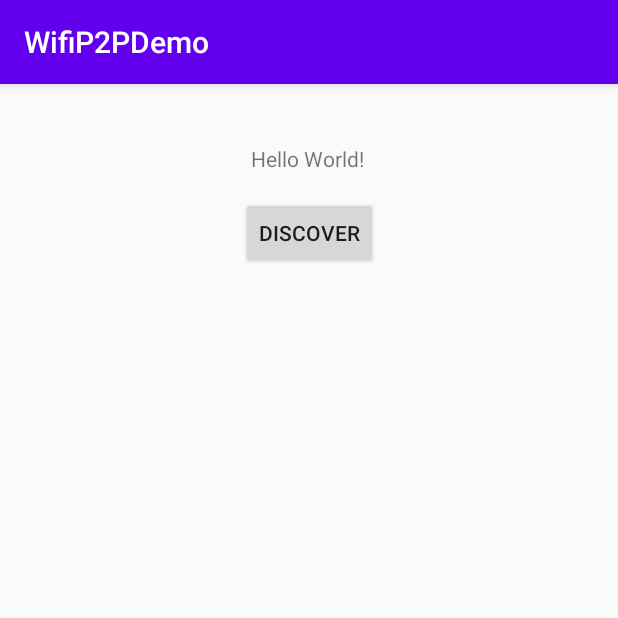
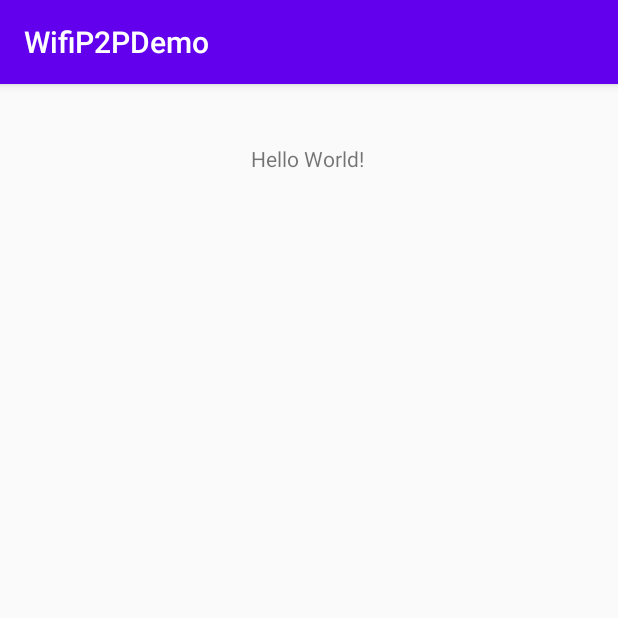
Before and after one commit to yemreak/WiFiP2PDemo, an Android app: the screen it shows after launch (WifiP2pActivity), on a phone screen of 412 x 824 dp, the top half of it. Run offline under Robolectric (Android 15) with nearby library versions, the phone set to English and light mode, and no system bars.

```diff
--- a/app/src/main/java/com/yemreak/wifip2pdemo/WifiP2PBroadcastReceiver.kt
+++ b/app/src/main/java/com/yemreak/wifip2pdemo/WifiP2PBroadcastReceiver.kt
@@ -1,6 +1,5 @@
 package com.yemreak.wifip2pdemo
 
-import android.annotation.SuppressLint
 import android.content.BroadcastReceiver
 import android.content.Context
 import android.content.Intent
@@ -42,11 +41,8 @@ class WifiP2PBroadcastReceiver(
 		}
 	}
 
-	@SuppressLint("MissingPermission")
-    private fun onPeerChanged(): Unit {
+	private fun onPeerChanged(): Unit {
 		Log.d(TAG, "onPeerChanged: ")
-
-        manager.requestPeers(channel, wifiP2pActivity::onPeerAvailable)
 	}
 
 	private fun onConnectionChanged(): Unit {
--- a/app/src/main/res/layout/activity_wifip2p.xml
+++ b/app/src/main/res/layout/activity_wifip2p.xml
@@ -18,15 +18,4 @@
         app:layout_constraintTop_toTopOf="parent"
         app:layout_constraintVertical_bias="0.053" />
 
-    <Button
-        android:id="@+id/btnDiscover"
-        android:layout_width="wrap_content"
-        android:layout_height="wrap_content"
-        android:layout_marginTop="16dp"
-        android:text="Discover"
-        android:onClick="onDiscoverButtonClicked"
-        app:layout_constraintEnd_toEndOf="parent"
-        app:layout_constraintStart_toStartOf="parent"
-        app:layout_constraintTop_toBottomOf="@+id/tvP2pStatus" />
-
 </androidx.constraintlayout.widget.ConstraintLayout>
```
Also changed, not shown: app/src/main/java/com/yemreak/wifip2pdemo/WifiP2pActivity.kt (+2 -59 lines).
